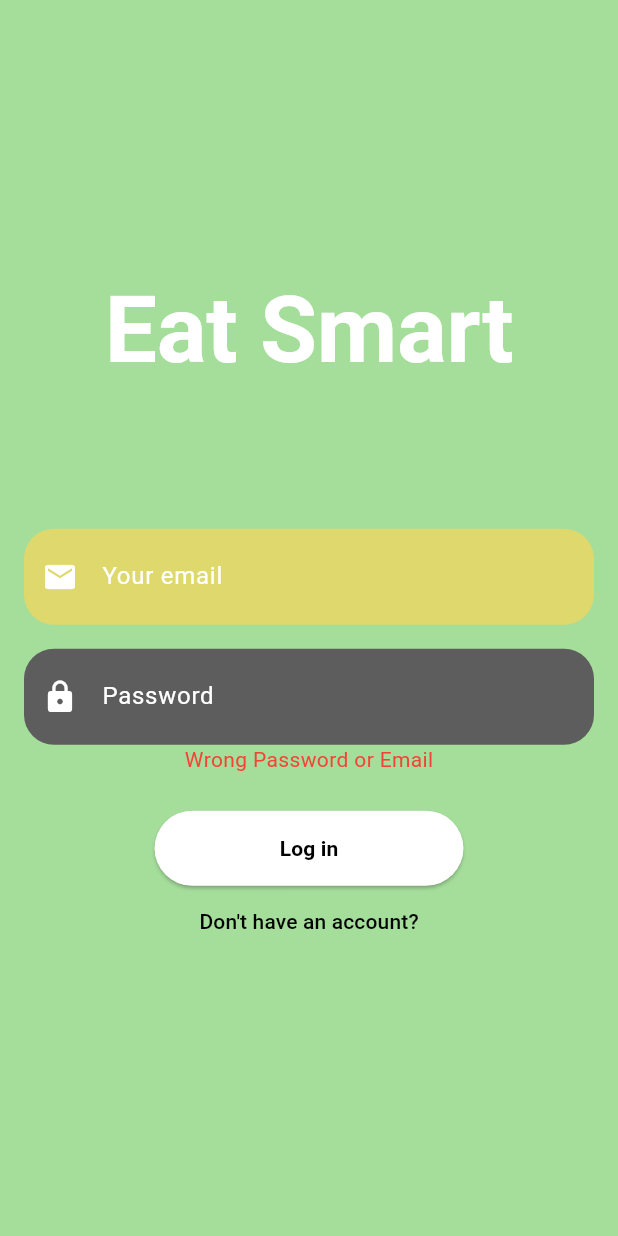
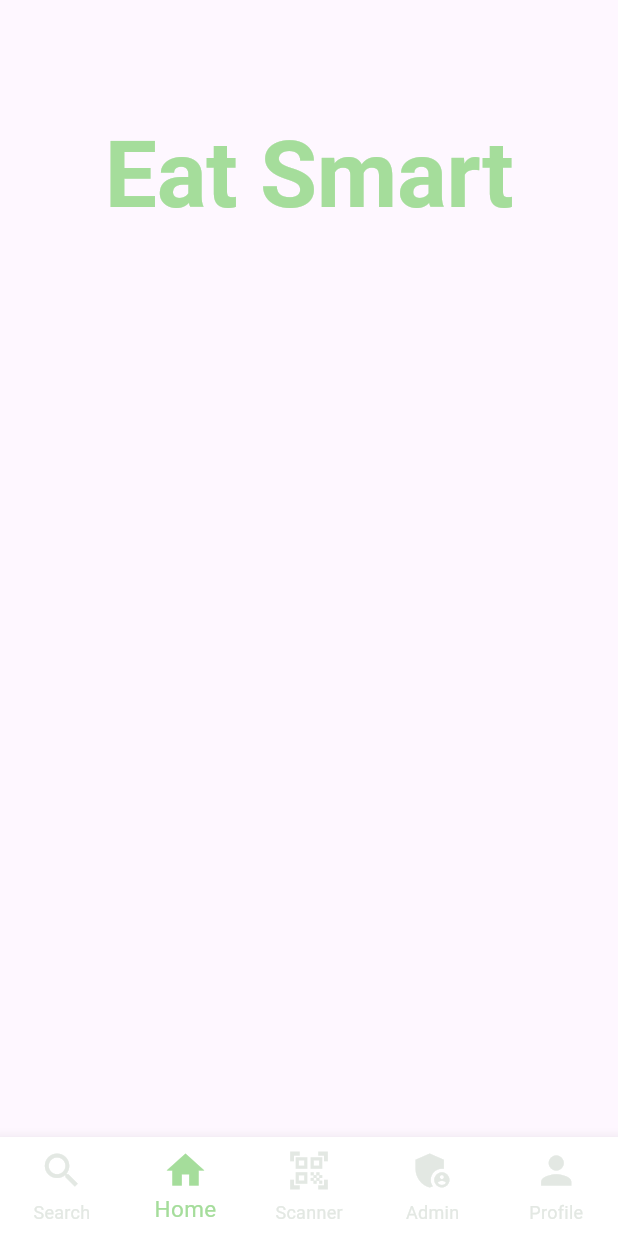
Before and after one commit to FernandoFrinca/EatSmart, a Flutter app: the screen it shows after launch, after a tap on "Log in", on a phone screen of 412 x 824 dp. Run offline on Flutter 3.47's test engine with Material 3 defaults, Android fonts, the phone set to English and light mode, and no system bars; missing offline and left inert: dart:ffi, postgres; Roboto replaces fonts that are missing (Signika).

Commit message:
MainPage

```diff
--- /dev/null
+++ b/eatsmart/lib/Home_page.dart
@@ -0,0 +1,93 @@
+import 'package:eatsmart/widgets/widgets.dart';
+import 'package:flutter/material.dart';
+
+class HomeScreen extends StatefulWidget {
+  const HomeScreen({super.key});
+  @override
+  _HomeScreenState createState() => _HomeScreenState();
+}
+
+class _HomeScreenState extends State<HomeScreen>{
+int _selectedIndex = 1;
+  final List<Widget> _widgetOptions = <Widget>[
+    const HomeScreen(),
+    //const SearchScreen(),
+   //const ScanScreen(),
+    //const RecipeScreen(),
+    // ProfileScreen(),
+  ];
+  void _onItemTap(int index) {
+    setState(() {
+      _selectedIndex = index;
+    });
+  }
+  @override
+
+  Widget build(BuildContext context) {
+    double screenHeight = MediaQuery.of(context).size.height;
+    double screenWidth = MediaQuery.of(context).size.width;
+
+    return Scaffold(
+      bottomNavigationBar: BottomNavigationBar(
+        type: BottomNavigationBarType.fixed,
+        currentIndex: _selectedIndex,
+        onTap: _onItemTap,
+        backgroundColor: Colors.white,
+        unselectedItemColor: const Color.fromARGB(255, 227, 232, 227),
+        selectedItemColor: const Color.fromRGBO(165, 221, 155, 1.0),
+        iconSize: 30,
+        selectedFontSize: 15,
+        items: const <BottomNavigationBarItem>[
+          BottomNavigationBarItem(
+            icon: Icon(
+              Icons.search,
+            ),
+            label: 'Search',
+          ),
+          BottomNavigationBarItem(
+            icon: Icon(
+              Icons.home,
+            ),
+            label: 'Home',
+          ),
+          BottomNavigationBarItem(
+            icon: Icon(
+              Icons.qr_code_scanner,
+            ),
+            label: 'Scanner',
+          ),
+          BottomNavigationBarItem(
+            icon: Icon(
+              Icons.admin_panel_settings,
+            ),
+            label: 'Admin',
+          ),
+          BottomNavigationBarItem(
+            icon: Icon(
+              Icons.person,
+            ),
+            label: 'Profile',
+          ),
+        ],
+      ),
+      body: SingleChildScrollView(
+        padding: const EdgeInsets.all(16.0),
+        child:Column(
+          mainAxisAlignment: MainAxisAlignment.center,
+          crossAxisAlignment: CrossAxisAlignment.stretch,
+          children: <Widget>[
+            SizedBox(height: screenHeight*0.08,),
+            Text(
+              'Eat Smart',
+              style: Theme.of(context).textTheme.displayLarge?.copyWith(
+                color: const Color.fromRGBO(165, 221, 155, 1.0),
+                fontSize: 62.0,
+              ),
+              textAlign: TextAlign.center,
+            ),
+          ],
+        ),
+      ),
+    );
+  }
+}
--- a/eatsmart/lib/login_page.dart
+++ b/eatsmart/lib/login_page.dart
@@ -1,4 +1,5 @@
 
+import 'package:eatsmart/Home_page.dart';
 import 'package:eatsmart/account_backend/login.dart';
 import 'package:eatsmart/register_page.dart';
 import 'package:eatsmart/widgets/widgets.dart';
@@ -16,7 +17,7 @@ class _LoginScreenState extends State<LoginScreen>{
    TextEditingController passwordController = TextEditingController();
    bool flagLogin = false;
 
-  Future<void> _handleLOGIN() async {
+  Future<bool> _handleLOGIN() async {
     String email = emailController.text;
     String password = passwordController.text;
     print(emailController.text);
@@ -26,10 +27,12 @@ class _LoginScreenState extends State<LoginScreen>{
       setState(() {
         flagLogin = false;
       });
+      return true;
     } else {
       setState(() {
         flagLogin = true;
       });
+      return true;
     }
   }
 
@@ -76,11 +79,11 @@ class _LoginScreenState extends State<LoginScreen>{
             ),
             Center(
               child: Visibility(
-                visible: flagLogin, // Verifică starea flagului pentru a decide dacă afișezi sau nu textul
+                visible: flagLogin,
                 child: const Text(
                   'Wrong Password or Email',
                   style: TextStyle(
-                    color: Colors.red, // Setează culoarea textului la roșu
+                    color: Colors.red,
                   ),
                 ),
               ),
@@ -88,9 +91,13 @@ class _LoginScreenState extends State<LoginScreen>{
             const SizedBox(height: 24,),
             CustomButton(
               text: 'Log in',
-              onPressed: () {
-                //refreshState();
-                _handleLOGIN();
+              onPressed: () async {
+                if(await _handleLOGIN()){
+                      Navigator.pushReplacement(
+                    context,
+                    MaterialPageRoute(builder: (context) => HomeScreen()),
+                  );
+                }
               },
              buttonWidth: MediaQuery.of(context).size.width * 0.5,
              buttonHeight: 50.0
--- a/eatsmart/lib/register_page.dart
+++ b/eatsmart/lib/register_page.dart
@@ -1,6 +1,5 @@
 
 // ignore_for_file: empty_catches
-
 import 'dart:ffi';
 
 import 'package:eatsmart/widgets/widgets.dart';
@@ -51,7 +50,6 @@ class _RegisterScreenState extends State<RegisterScreen> {
         flagRegister = false;
       });
       return true;
-      // ignore: use_build_context_synchronously
     }else {
       setState(() {
         flagRegister = true;
@@ -125,7 +123,7 @@ class _RegisterScreenState extends State<RegisterScreen> {
                 Column(
                   children: [
                     SizedBox(
-                      width: screenWidth * 0.4, // Set the width as needed
+                      width: screenWidth * 0.4,
                       child:CustomDropdownButton<String>(
                       items:  List.generate(200, (index) => "${((index + 100) / 100).toStringAsFixed(2)} cm"),
                       value: "Height",
@@ -142,7 +140,7 @@ class _RegisterScreenState extends State<RegisterScreen> {
                 SizedBox(width: screenWidth*0.02,),
                 Column(children: [
                     SizedBox(
-                      width: screenWidth * 0.4, // Set the width as needed
+                      width: screenWidth * 0.4,
                       child:CustomDropdownButton<String>(
                       items:   List.generate(342, (index) =>'${(30 + (index * 0.5)).toStringAsFixed(1)} kg'),
                       value: "Weight",
@@ -166,7 +164,7 @@ class _RegisterScreenState extends State<RegisterScreen> {
                  Column(
                   children: [
                     SizedBox(
-                      width: screenWidth * 0.4, // Set the width as needed
+                      width: screenWidth * 0.4,
                       child: CustomDropdownButton<String>(
                         items: const ['Male', 'Female'],
                         value: "Sex",
@@ -183,7 +181,7 @@ class _RegisterScreenState extends State<RegisterScreen> {
                 SizedBox(width: screenWidth*0.02,),
                  Column(children: [
                     SizedBox(
-                      width: screenWidth * 0.4, // Set the width as needed
+                      width: screenWidth * 0.4,
                       child: CustomDropdownButton<String>(
                       items: const ['BULK', 'CUT', 'MAINTAIN'],
                       value: "Objective",
@@ -202,11 +200,11 @@ class _RegisterScreenState extends State<RegisterScreen> {
             SizedBox(height: screenHeight * 0.003),
             Center(
               child: Visibility(
-                visible: flagRegister, // Verifică starea flagului pentru a decide dacă afișezi sau nu textul
+                visible: flagRegister,
                 child: const Text(
                   'Please fill in all fields',
                   style: TextStyle(
-                    color: Colors.red, // Setează culoarea textului la roșu
+                    color: Colors.red,
                   ),
                 ),
               ),
@@ -228,7 +226,7 @@ class _RegisterScreenState extends State<RegisterScreen> {
             ),
             TextButton(
               onPressed: () {
-                Navigator.pop(context); // Assuming this would go back to the login screen
+                Navigator.pop(context);
               },
               style: TextButton.styleFrom(
                 foregroundColor: Colors.black,
--- a/eatsmart/lib/widgets/widgets.dart
+++ b/eatsmart/lib/widgets/widgets.dart
@@ -47,7 +47,7 @@ class _CustomDropdownButtonState<T> extends State<CustomDropdownButton<T>> {
                 borderRadius: BorderRadius.circular(10.0),
               ),
               child: Container(
-                height: 180, // Adjust the height as needed
+                height: 180,
                 padding: const EdgeInsets.all(10.0),
                 child: ListView.builder(
                   itemCount: widget.items.length,
```
